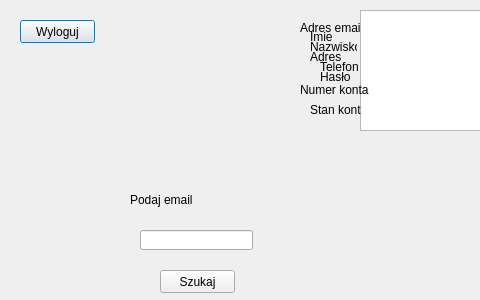
This is MAIN_MENU/admin_user_info.ui in Gierlaszek/Banking-System-Sym as Qt 5 draws it before an edit; both pictures show x 0 to 480 and y 0 to 300 of the 723 by 300 pixel window. The edited form follows.
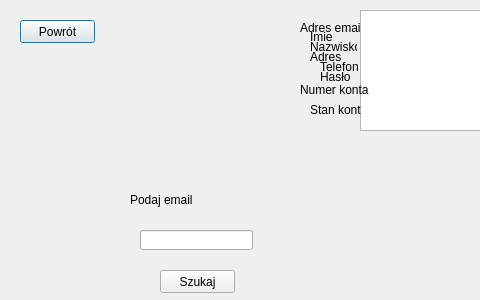
This is the edited form.

```diff
--- a/MAIN_MENU/admin_user_info.ui
+++ b/MAIN_MENU/admin_user_info.ui
@@ -23,7 +23,7 @@
     </rect>
    </property>
    <property name="text">
-    <string>Wyloguj</string>
+    <string>Powrót</string>
    </property>
   </widget>
   <widget class="QPushButton" name="search_button">
```
